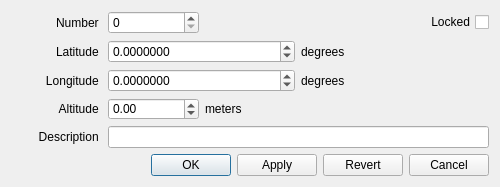
Qt form ground/src/plugins/opmap/opmap_edit_waypoint_dialog.ui (openpilot/OpenPilot) before a commit.
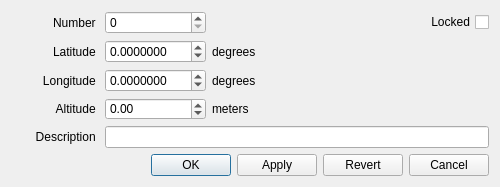
The same form after that commit. Icons and pictures are not drawn.

What changed in the file:
```diff
--- a/ground/src/plugins/opmap/opmap_edit_waypoint_dialog.ui
+++ b/ground/src/plugins/opmap/opmap_edit_waypoint_dialog.ui
@@ -76,13 +76,6 @@
        </property>
       </widget>
      </item>
-     <item row="1" column="4">
-      <widget class="QLabel" name="label_4">
-       <property name="text">
-        <string>degrees</string>
-       </property>
-      </widget>
-     </item>
      <item row="2" column="0">
       <widget class="QLabel" name="label_2">
        <property name="sizePolicy">
@@ -99,13 +92,6 @@
        </property>
       </widget>
      </item>
-     <item row="2" column="4">
-      <widget class="QLabel" name="label_5">
-       <property name="text">
-        <string>degrees</string>
-       </property>
-      </widget>
-     </item>
      <item row="3" column="0">
       <widget class="QLabel" name="label_3">
        <property name="sizePolicy">
@@ -165,7 +151,7 @@
        </property>
       </widget>
      </item>
-     <item row="1" column="2" colspan="2">
+     <item row="1" column="2">
       <widget class="QDoubleSpinBox" name="doubleSpinBoxLatitude">
        <property name="sizePolicy">
         <sizepolicy hsizetype="Preferred" vsizetype="Fixed">
@@ -184,7 +170,7 @@
        </property>
       </widget>
      </item>
-     <item row="2" column="2" colspan="2">
+     <item row="2" column="2">
       <widget class="QDoubleSpinBox" name="doubleSpinBoxLongitude">
        <property name="decimals">
         <number>7</number>
@@ -207,6 +193,20 @@
        </property>
       </widget>
      </item>
+     <item row="1" column="3">
+      <widget class="QLabel" name="label_4">
+       <property name="text">
+        <string>degrees</string>
+       </property>
+      </widget>
+     </item>
+     <item row="2" column="3">
+      <widget class="QLabel" name="label_5">
+       <property name="text">
+        <string>degrees</string>
+       </property>
+      </widget>
+     </item>
     </layout>
    </item>
    <item>
```
